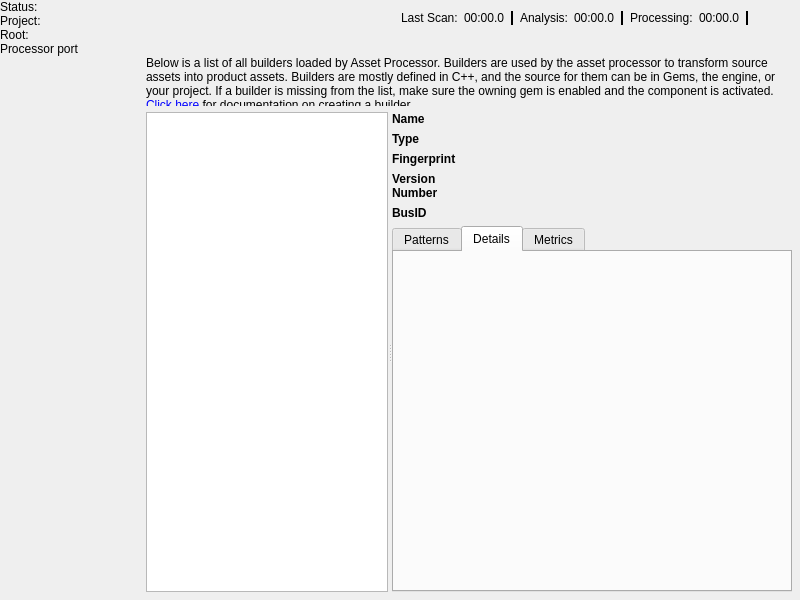
o3de/o3de, file Code/Tools/AssetProcessor/native/ui/MainWindow.ui: the form before one commit.
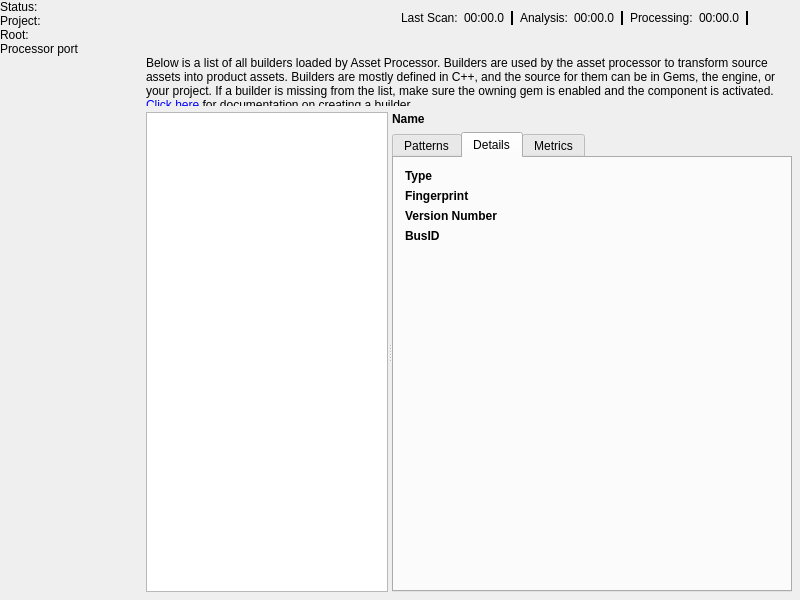
The form after the commit. The open tabs and pages were chosen to show the change. Icons and pictures are not drawn. Custom widgets are drawn as their Qt base class.

Commit message: Asset builder details are now moved to the details tab of the asset builder inspector.

Diff of the .ui file:
```diff
--- a/Code/Tools/AssetProcessor/native/ui/MainWindow.ui
+++ b/Code/Tools/AssetProcessor/native/ui/MainWindow.ui
@@ -1257,26 +1257,6 @@
               </property>
               <item>
                <layout class="QGridLayout" name="builderInfoHeader" columnstretch="1,4">
-                <item row="3" column="0">
-                 <widget class="QLabel" name="builderInfoHeaderTitleVersionNumber">
-                  <property name="font">
-                   <font>
-                    <weight>75</weight>
-                    <italic>false</italic>
-                    <bold>true</bold>
-                   </font>
-                  </property>
-                  <property name="styleSheet">
-                   <string notr="true">font: bold;</string>
-                  </property>
-                  <property name="text">
-                   <string>Version Number</string>
-                  </property>
-                  <property name="wordWrap">
-                   <bool>true</bool>
-                  </property>
-                 </widget>
-                </item>
                 <item row="0" column="1">
                  <widget class="QLabel" name="builderInfoHeaderValueName">
                   <property name="text">
@@ -1307,106 +1287,6 @@
                   </property>
                  </widget>
                 </item>
-                <item row="1" column="1">
-                 <widget class="QLabel" name="builderInfoHeaderValueType">
-                  <property name="text">
-                   <string/>
-                  </property>
-                  <property name="wordWrap">
-                   <bool>true</bool>
-                  </property>
-                 </widget>
-                </item>
-                <item row="2" column="0">
-                 <widget class="QLabel" name="builderInfoHeaderTitleFingerprint">
-                  <property name="font">
-                   <font>
-                    <weight>75</weight>
-                    <italic>false</italic>
-                    <bold>true</bold>
-                   </font>
-                  </property>
-                  <property name="styleSheet">
-                   <string notr="true">font: bold;</string>
-                  </property>
-                  <property name="text">
-                   <string>Fingerprint</string>
-                  </property>
-                  <property name="wordWrap">
-                   <bool>true</bool>
-                  </property>
-                 </widget>
-                </item>
-                <item row="1" column="0">
-                 <widget class="QLabel" name="builderInfoHeaderTitleType">
-                  <property name="font">
-                   <font>
-                    <weight>75</weight>
-                    <italic>false</italic>
-                    <bold>true</bold>
-                   </font>
-                  </property>
-                  <property name="styleSheet">
-                   <string notr="true">font: bold;</string>
-                  </property>
-                  <property name="text">
-                   <string>Type</string>
-                  </property>
-                  <property name="wordWrap">
-                   <bool>true</bool>
-                  </property>
-                 </widget>
-                </item>
-                <item row="4" column="0">
-                 <widget class="QLabel" name="builderInfoHeaderTitleBusId">
-                  <property name="font">
-                   <font>
-                    <weight>75</weight>
-                    <italic>false</italic>
-                    <bold>true</bold>
-                   </font>
-                  </property>
-                  <property name="styleSheet">
-                   <string notr="true">font: bold;</string>
-                  </property>
-                  <property name="text">
-                   <string>BusID</string>
-                  </property>
-                  <property name="wordWrap">
-                   <bool>true</bool>
-                  </property>
-                 </widget>
-                </item>
-                <item row="2" column="1">
-                 <widget class="QLabel" name="builderInfoHeaderValueFingerprint">
-                  <property name="text">
-                   <string/>
-                  </property>
-                  <property name="wordWrap">
-                   <bool>true</bool>
-                  </property>
-                 </widget>
-                </item>
-                <item row="3" column="1">
-                 <widget class="QLabel" name="builderInfoHeaderValueVersionNumber">
-                  <property name="text">
-                   <string/>
-                  </property>
-                  <property name="wordWrap">
-                   <bool>true</bool>
-                  </property>
-                 </widget>
-                </item>
-                <item row="4" column="1">
-                 <widget class="QLabel" name="builderInfoHeaderValueBusId">
-                  <property name="text">
-                   <string/>
-                  </property>
-                  <property name="wordWrap">
-                   <bool>true</bool>
-                  </property>
-                 </widget>
-                </item>
                </layout>
               </item>
               <item>
@@ -1444,6 +1324,142 @@
                  <attribute name="title">
                   <string>Details</string>
                  </attribute>
+                  <layout class="QGridLayout" name="builderInfoDetails" columnstretch="1,3">
+                    <item row="2" column="0">
+                      <widget class="QLabel" name="builderInfoDetailsTitleVersionNumber">
+                        <property name="font">
+                          <font>
+                            <weight>75</weight>
+                            <italic>false</italic>
+                            <bold>true</bold>
+                          </font>
+                        </property>
+                        <property name="styleSheet">
+                          <string notr="true">font: bold;</string>
+                        </property>
+                        <property name="text">
+                          <string>Version Number</string>
+                        </property>
+                        <property name="wordWrap">
+                          <bool>true</bool>
+                        </property>
+                      </widget>
+                    </item>
+                    <item row="0" column="1">
+                      <widget class="QLabel" name="builderInfoDetailsValueType">
+                        <property name="text">
+                          <string/>
+                        </property>
+                        <property name="wordWrap">
+                          <bool>true</bool>
+                        </property>
+                      </widget>
+                    </item>
+                    <item row="1" column="0">
+                      <widget class="QLabel" name="builderInfoDetailsTitleFingerprint">
+                        <property name="font">
+                          <font>
+                            <weight>75</weight>
+                            <italic>false</italic>
+                            <bold>true</bold>
+                          </font>
+                        </property>
+                        <property name="styleSheet">
+                          <string notr="true">font: bold;</string>
+                        </property>
+                        <property name="text">
+                          <string>Fingerprint</string>
+                        </property>
+                        <property name="wordWrap">
+                          <bool>true</bool>
+                        </property>
+                      </widget>
+                    </item>
+                    <item row="0" column="0">
+                      <widget class="QLabel" name="builderInfoDetailsTitleType">
+                        <property name="font">
+                          <font>
+                            <weight>75</weight>
+                            <italic>false</italic>
+                            <bold>true</bold>
+                          </font>
+                        </property>
+                        <property name="styleSheet">
+                          <string notr="true">font: bold;</string>
+                        </property>
+                        <property name="text">
+                          <string>Type</string>
+                        </property>
+                        <property name="wordWrap">
+                          <bool>true</bool>
+                        </property>
+                      </widget>
+                    </item>
+                    <item row="3" column="0">
+                      <widget class="QLabel" name="builderInfoDetailsTitleBusId">
+                        <property name="font">
+                          <font>
+                            <weight>75</weight>
+                            <italic>false</italic>
+                            <bold>true</bold>
+                          </font>
+                        </property>
+                        <property name="styleSheet">
+                          <string notr="true">font: bold;</string>
+                        </property>
+                        <property name="text">
+                          <string>BusID</string>
+                        </property>
+                        <property name="wordWrap">
+                          <bool>true</bool>
+                        </property>
+                      </widget>
+                    </item>
+                    <item row="1" column="1">
+                      <widget class="QLabel" name="builderInfoDetailsValueFingerprint">
+                        <property name="text">
+                          <string/>
+                        </property>
+                        <property name="wordWrap">
+                          <bool>true</bool>
+                        </property>
+                      </widget>
+                    </item>
+                    <item row="2" column="1">
+                      <widget class="QLabel" name="builderInfoDetailsValueVersionNumber">
+                        <property name="text">
+                          <string/>
+                        </property>
+                        <property name="wordWrap">
+                          <bool>true</bool>
+                        </property>
+                      </widget>
+                    </item>
+                    <item row="3" column="1">
+                      <widget class="QLabel" name="builderInfoDetailsValueBusId">
+                        <property name="text">
+                          <string/>
+                        </property>
+                        <property name="wordWrap">
+                          <bool>true</bool>
+                        </property>
+                      </widget>
+                    </item>
+                    <item row="4" column="0">
+                      <spacer name="builderInfoDetailsSpacer">
+                        <property name="orientation">
+                          <enum>Qt::Vertical</enum>
+                        </property>
+                        <property name="sizeHint" stdset="0">
+                          <size>
+                            <width>16</width>
+                            <height>40</height>
+                          </size>
+                        </property>
+                      </spacer>
+                    </item>
+                  </layout>
+
                 </widget>
                 <widget class="QWidget" name="builderInfoMetricsTab">
                  <attribute name="title">
```
The commit also changes 1 other file.
